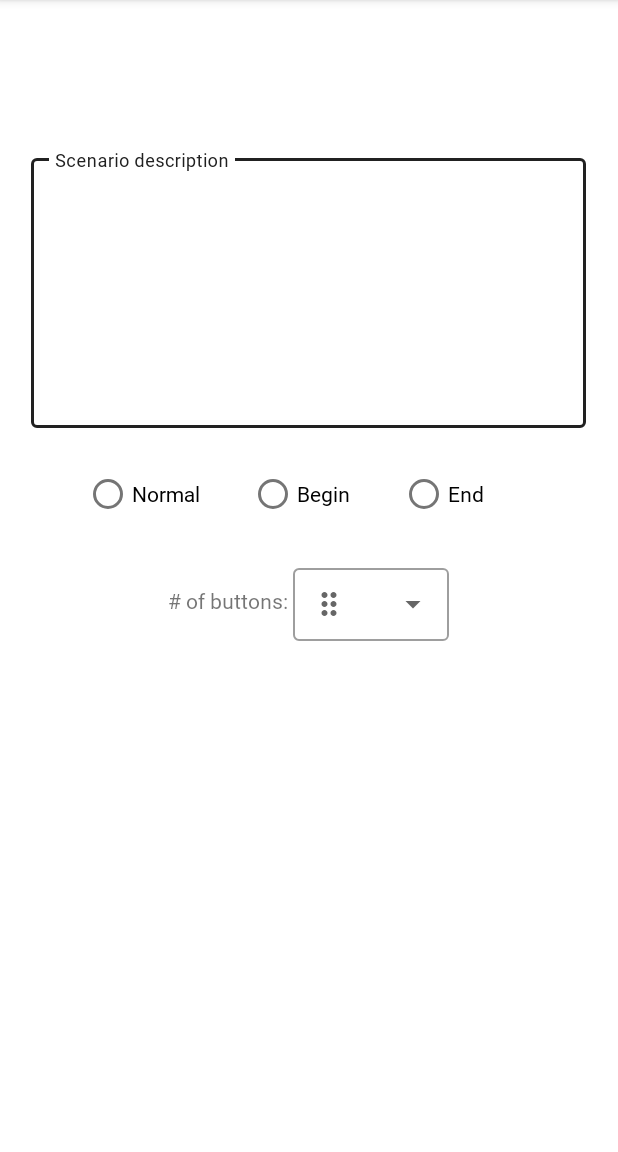
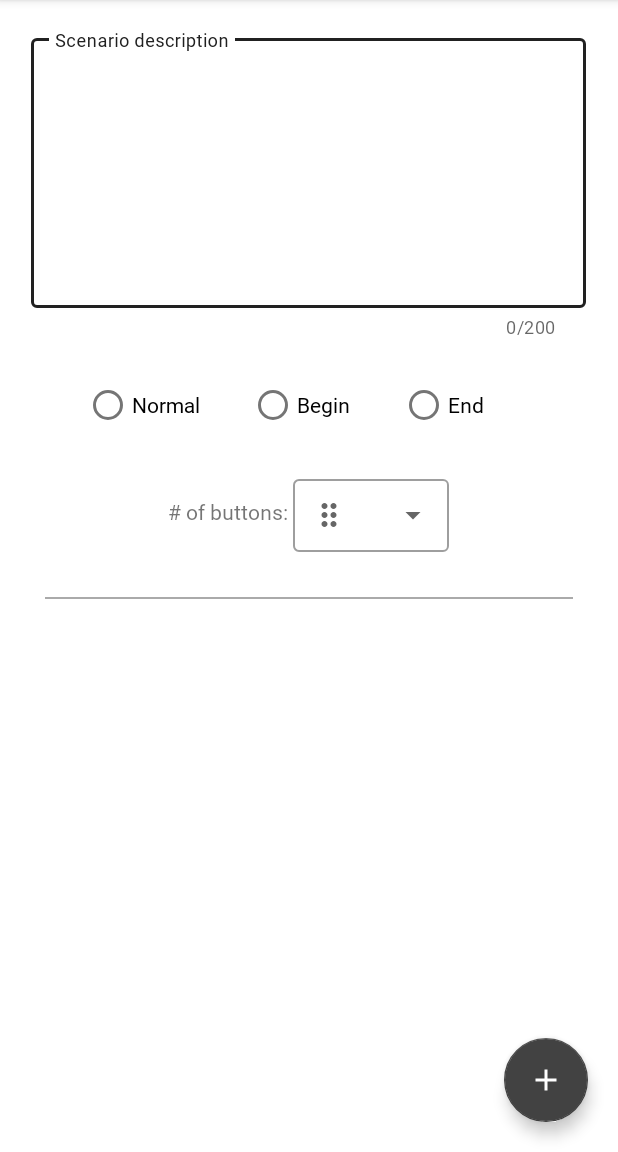
Before and after one commit to MitchelCarreon/app_test, an Android app: the AdventureCreateActivity screen opened directly, with no data from a screen before it, on a phone screen of 412 x 824 dp, the part 84-1236 px from its top. Run offline under Robolectric (Android 15) with nearby library versions, the phone set to English and light mode, and no system bars.

Commit message:
-Fixed layout for adventure_create. -Used relativelayout for FAB. NestedScrollView for elements

```diff
--- a/app/src/main/java/com/example/app_test/AdventureCreateActivity.java
+++ b/app/src/main/java/com/example/app_test/AdventureCreateActivity.java
@@ -1,16 +1,37 @@
 package com.example.app_test;
 
 import androidx.appcompat.app.AppCompatActivity;
+import androidx.fragment.app.Fragment;
+import androidx.fragment.app.FragmentTransaction;
 
 import android.os.Bundle;
+import android.view.View;
+import android.widget.AdapterView;
 import android.widget.ArrayAdapter;
+import android.widget.EditText;
+import android.widget.RadioButton;
 import android.widget.RadioGroup;
+import android.widget.TextView;
 
 
+import com.example.app_test.Utils.Scenario;
+import com.example.app_test.Utils.ScenarioViewModel;
 import com.example.app_test.databinding.ActivityAdventureCreateBinding;
 
-public class AdventureCreateActivity extends AppCompatActivity {
+import java.util.ArrayList;
+import java.util.HashMap;
+
+import com.example.app_test.Utils.btnTxtOptions;
+import com.google.android.material.textfield.TextInputLayout;
+
+public class AdventureCreateActivity extends AppCompatActivity implements btnTxtOptions.onPopulateListener {
     private ActivityAdventureCreateBinding binding;
+    private ArrayList<Scenario> scenarios;
+
+
+
+    Scenario scenario_to_add;
+    int num_btns = -1;
 
     @Override
     protected void onCreate(Bundle savedInstanceState) {
@@ -18,27 +39,64 @@ public class AdventureCreateActivity extends AppCompatActivity {
         this.binding = ActivityAdventureCreateBinding.inflate(getLayoutInflater());
         setContentView(this.binding.getRoot());
 
+        this.scenarios = new ArrayList<>();
         initNumBtnDropDown();
 
 
+        this.binding.inputNumBtnsDropdown.setOnItemClickListener(new AdapterView.OnItemClickListener() {
+            @Override
+            public void onItemClick(AdapterView<?> parent, View view, int position, long id) {
+                num_btns = Integer.parseInt(parent.getItemAtPosition(position).toString());
+
+                Fragment fragment = btnTxtOptions.newInstance(num_btns);
+                FragmentTransaction ft = getSupportFragmentManager().beginTransaction();
+                ft.replace(R.id.btn_txt_fields, fragment);
+                ft.commit();
+            }
+        });
+
+        this.binding.addScenarioBtn.setOnClickListener(new View.OnClickListener() {
+            @Override
+            public void onClick(View v) {
+
+               createScenarioFromInput();
+                System.out.println("Breakpoint here. Check scenario list's contents.");
+            }
+        });
 
     }
+    private void createScenarioFromInput(){
+        this.scenario_to_add = new Scenario();
 
-    private void initNumBtnDropDown(){
+        if (this.binding.inputScenarioDesc.getText() != null){
+           this.scenario_to_add.scene_desc_txt = binding.inputScenarioDesc.getText().toString();
+        }
+
+        int selectedTypeID = this.binding.inputScenarioTypeRadioGroup.getCheckedRadioButtonId();
+        RadioButton selected_btn = findViewById(selectedTypeID);
+        if (selected_btn.getText().toString().equals("END")) this.scenario_to_add.isEnding = true;
+
+        this.scenario_to_add.btn_type = this.num_btns;
+
+
+
+        // TODO: check for empty fields here. IF empty , set scenario_to_add.btntxt = ""
+        scenarios.add(this.scenario_to_add);
+    }
+
+
+
+    private void initNumBtnDropDown() {
         String[] btn_options = getResources().getStringArray(R.array.button_num);
         ArrayAdapter<String> arrayAdapter
-                = new ArrayAdapter<>(getApplicationContext(), R.layout.btn_options_dropdown_row , btn_options);
-        this.binding.numBtnsDropdown.setAdapter(arrayAdapter);
-        this.binding.numBtnsDropdown.setThreshold(1);
+                = new ArrayAdapter<>(getApplicationContext(), R.layout.btn_options_dropdown_row, btn_options);
+        this.binding.inputNumBtnsDropdown.setAdapter(arrayAdapter);
+        this.binding.inputNumBtnsDropdown.setThreshold(1);
+        //    R.layout.support_simple_spinner_dropdown_item --> default layout to pass in instantiating ArrayAdapter
     }
-    //    R.layout.support_simple_spinner_dropdown_item --> default layout to pass in instantiating ArrayAdapter
-    private void initRadioBtns(){
-        this.binding.scenarioTypeRadioGroup.setOnCheckedChangeListener(new RadioGroup.OnCheckedChangeListener() {
-            @Override
-            public void onCheckedChanged(RadioGroup group, int checkedId) {
 
-            }
-        });
+    @Override
+    public void onFieldsFilled(ArrayList<TextInputLayout> btn_txts_layout) {
+
     }
-    // radioButton.isChecked is the ATTIBUTE.
 }
--- a/app/src/main/java/com/example/app_test/Utils/Scenario.java
+++ b/app/src/main/java/com/example/app_test/Utils/Scenario.java
@@ -73,6 +73,8 @@ public class Scenario implements Parcelable {
         this.btn_paths = updated_btn_paths;
     }
 
+
+    // TODO: Set default values: scene_desc_txt, etc.
     public Scenario() {
         this.btn_txts = new HashMap<>();
         this.btn_txts.put("btn1_txt", "");
@@ -88,6 +90,7 @@ public class Scenario implements Parcelable {
 
         this.isEnding = false;
     }
+
 
     protected Scenario(Parcel in) {
         btn_txts = (HashMap<String, String>) in.readSerializable();
--- /dev/null
+++ b/app/src/main/res/drawable/adv_create_fab.xml
@@ -0,0 +1,5 @@
+<?xml version="1.0" encoding="utf-8"?>
+<selector xmlns:android="http://schemas.android.com/apk/res/android">
+    <item android:state_enabled="false" android:drawable="@color/red"/>
+    <item android:state_enabled="true" android:drawable="@color/green"/>
+</selector>
--- a/app/src/main/res/layout/activity_adventure_create.xml
+++ b/app/src/main/res/layout/activity_adventure_create.xml
@@ -1,11 +1,15 @@
 <?xml version="1.0" encoding="utf-8"?>
-<ScrollView xmlns:android="http://schemas.android.com/apk/res/android"
+<RelativeLayout xmlns:android="http://schemas.android.com/apk/res/android"
     xmlns:app="http://schemas.android.com/apk/res-auto"
     xmlns:tools="http://schemas.android.com/tools"
     android:layout_width="match_parent"
     android:layout_height="match_parent"
-    android:scrollbars="vertical"
     tools:context=".AdventureCreateActivity">
+
+    <androidx.core.widget.NestedScrollView
+        android:layout_width="match_parent"
+        android:layout_height="match_parent"
+        android:scrollbars="vertical">
 
         <LinearLayout
             android:id="@+id/container_for_elements_adv_create"
@@ -14,13 +18,17 @@
             android:gravity="center"
             android:orientation="vertical">
 
+            <!--TODO: ADD ChipGroup here to display created scenarios -->
+
             <com.google.android.material.textfield.TextInputLayout
                 style="@style/Widget.MaterialComponents.TextInputLayout.OutlinedBox"
                 android:layout_width="wrap_content"
                 android:layout_height="wrap_content"
-            android:layout_marginTop="100dp"
+                android:layout_marginTop="20dp"
                 android:hint="Scenario description"
-            android:maxHeight="200dp">
+                android:maxHeight="200dp"
+                app:counterEnabled="true"
+                app:counterMaxLength="200">
 
                 <com.google.android.material.textfield.TextInputEditText
                     android:id="@+id/input_scenario_desc"
@@ -33,36 +41,38 @@
                     android:scrollbars="vertical" />
             </com.google.android.material.textfield.TextInputLayout>
             <RadioGroup
-            android:id="@+id/scenario_type_radio_group"
+                android:id="@+id/input_scenario_type_radio_group"
+                android:layout_width="300dp"
+                android:layout_height="wrap_content"
                 android:layout_marginTop="20dp"
-            android:layout_width="300dp"
-            android:orientation="horizontal"
                 android:gravity="center"
-            android:layout_height="wrap_content">
+                android:orientation="horizontal">
 
                 <RadioButton
-                android:id="@+id/scenario_type_normal"
-                android:layout_width="wrap_content"
-                android:text="Normal"
-                android:layout_weight="1"
-                android:layout_height="wrap_content"/>
-            <RadioButton
-                android:id="@+id/scenario_type_begin"
+                    android:id="@+id/input_scene_type_normal"
                     android:layout_width="wrap_content"
                     android:layout_height="wrap_content"
                     android:layout_weight="1"
-                android:text="Begin"/>
+                    android:text="Normal" />
+
                 <RadioButton
-                android:id="@+id/scenario_type_end"
+                    android:id="@+id/input_scene_type_begin"
                     android:layout_width="wrap_content"
                     android:layout_height="wrap_content"
                     android:layout_weight="1"
-                android:text="End"/>
+                    android:text="Begin" />
+
+                <RadioButton
+                    android:id="@+id/input_scene_type_end"
+                    android:layout_width="wrap_content"
+                    android:layout_height="wrap_content"
+                    android:layout_weight="1"
+                    android:text="End" />
             </RadioGroup>
             <androidx.constraintlayout.widget.ConstraintLayout
                 android:layout_width="wrap_content"
+                android:layout_height="wrap_content"
                 android:layout_marginTop="20dp"
-            android:layout_height="wrap_content"
                 android:orientation="horizontal">
 
                 <TextView
@@ -84,7 +94,7 @@
                     app:startIconDrawable="@drawable/ic_baseline_drag_indicator_24">
 
                     <AutoCompleteTextView
-                    android:id="@+id/num_btns_dropdown"
+                        android:id="@+id/input_num_btns_dropdown"
                         android:layout_width="wrap_content"
                         android:layout_height="wrap_content"
                         android:inputType="none" />
@@ -93,9 +103,33 @@
 
             </androidx.constraintlayout.widget.ConstraintLayout>
 
+            <View
+                android:id="@+id/btn_fields_divider"
+                android:layout_width="match_parent"
+                android:layout_height="1dp"
+                android:layout_margin="30dp"
+                android:background="@android:color/darker_gray"/>
+            <FrameLayout
+                android:id="@+id/btn_txt_fields"
+                android:layout_width="wrap_content"
+                android:layout_height="wrap_content"
 
-        <!-- TODO: WHEN num_btns chosen, displays the appropriate fragment -->
-        <!-- TODO: Fragment contains fields asking for btn txt and btn references -->
+                android:layout_marginTop="20dp" />
+
         </LinearLayout>
 
-</ScrollView>
+    </androidx.core.widget.NestedScrollView>
+
+    <com.google.android.material.floatingactionbutton.FloatingActionButton
+        android:id="@+id/add_scenario_btn"
+        android:layout_width="wrap_content"
+        android:layout_height="wrap_content"
+        android:layout_alignParentEnd="true"
+        android:layout_alignParentBottom="true"
+        android:layout_marginRight="20dp"
+        android:layout_marginBottom="20dp"
+        android:src="@drawable/ic_baseline_add_24"
+        app:fabSize="normal"
+        app:rippleColor="@color/red" />
+
+</RelativeLayout>
--- a/app/src/main/res/layout/fragment_four_btns.xml
+++ b/app/src/main/res/layout/fragment_four_btns.xml
@@ -6,8 +6,6 @@
     android:layout_height="match_parent"
     android:gravity="center_horizontal"
     tools:context=".adventures.adventure_game_one.four_btns">
-
-    <!-- TODO: Update blank fragment layout -->
 
     <com.google.android.material.card.MaterialCardView
         android:id="@+id/btns_cardView"
--- a/app/src/main/res/values/colors.xml
+++ b/app/src/main/res/values/colors.xml
@@ -7,6 +7,8 @@
     <color name="teal_700">#FF018786</color>
     <color name="black">#FF000000</color>
     <color name="white">#FFFFFFFF</color>
+    <color name="red">#C86D6D</color>
+    <color name="green">#76FF03</color>
 
 
 </resources>
--- a/app/src/main/res/values/dimens.xml
+++ b/app/src/main/res/values/dimens.xml
@@ -17,4 +17,8 @@
     <dimen name="signup_register_btn_width">200dp</dimen>
     <dimen name="signup_cv_margin_dist">70dp</dimen>
 
+    <!-- fragment_btn_txt_options dimensions -->
+    <dimen name="btnTxtOptions_fieldWidth">320dp</dimen>
+    <dimen name="btnTxtOptions_fieldHeight">120dp</dimen>
+
 </resources>
--- a/app/src/main/res/values/strings.xml
+++ b/app/src/main/res/values/strings.xml
@@ -17,4 +17,6 @@
         <item>3</item>
         <item>4</item>
     </string-array>
+    <!-- TODO: Remove or change this placeholder text -->
+    <string name="hello_blank_fragment">Hello blank fragment</string>
 </resources>
```
Also changed, not shown: app/src/main/java/com/example/app_test/Utils/btnTxtOptions.java (added, +95 -0 lines), app/src/main/java/com/example/app_test/adventures/adventure_game_one/AdventureGameActivity.java (+0 -12 lines), app/src/main/res/layout/activity_adventure_game.xml (+0 -10 lines), app/src/main/res/layout/fragment_btn_txt_options.xml (added, +163 -0 lines). Lines whose indentation alone changed are shown as unchanged.
